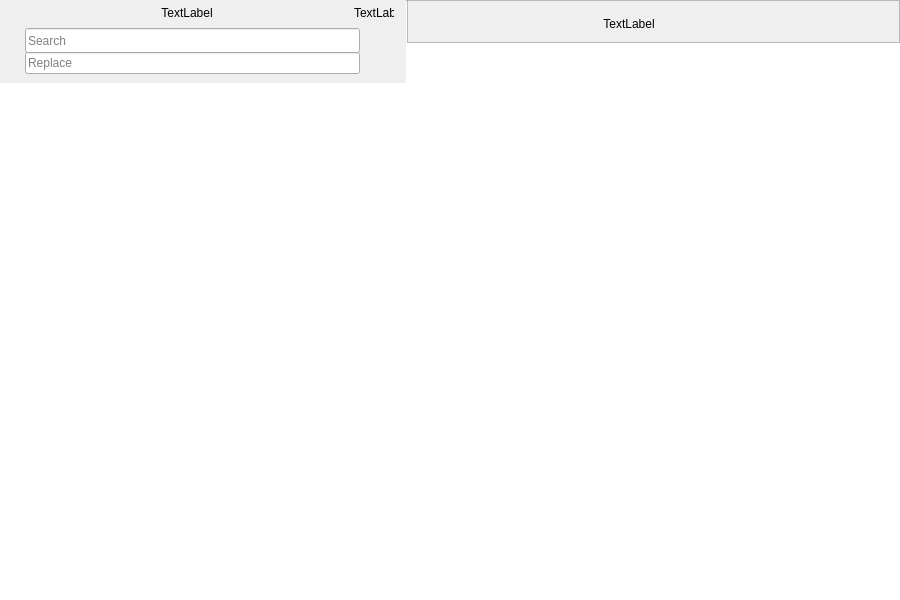
Above: zword/src/mainwindow.ui from calcualatexzy/zword before the change. Below: the same form after it.
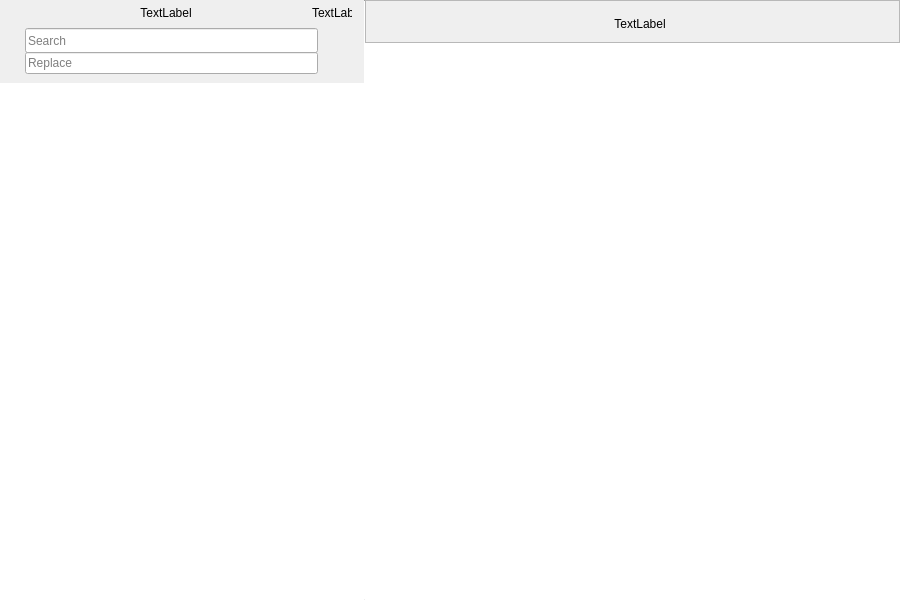
That is the form after the change. Icons and pictures are not drawn. Custom widgets are drawn as their Qt base class.

The edit to the form file:
```diff
--- a/zword/src/mainwindow.ui
+++ b/zword/src/mainwindow.ui
@@ -592,7 +592,42 @@
                  <widget class="QPushButton" name="styleEditorButton">
                   <property name="minimumSize">
                    <size>
-                    <width>33</width>
+                    <width>16</width>
+                    <height>25</height>
+                   </size>
+                  </property>
+                  <property name="cursor">
+                   <cursorShape>PointingHandCursor</cursorShape>
+                  </property>
+                  <property name="text">
+                   <string/>
+                  </property>
+                  <property name="flat">
+                   <bool>true</bool>
+                  </property>
+                 </widget>
+                </item>
+                <item>
+                 <spacer name="horizontalSpacer_6">
+                  <property name="orientation">
+                   <enum>Qt::Horizontal</enum>
+                  </property>
+                  <property name="sizeType">
+                   <enum>QSizePolicy::Fixed</enum>
+                  </property>
+                  <property name="sizeHint" stdset="0">
+                   <size>
+                    <width>24</width>
+                    <height>20</height>
+                   </size>
+                  </property>
+                 </spacer>
+                </item>
+                <item>
+                 <widget class="QPushButton" name="ColorButton">
+                  <property name="minimumSize">
+                   <size>
+                    <width>16</width>
                     <height>25</height>
                    </size>
                   </property>
```
